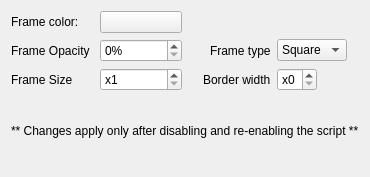
Above: src/contents/ui/config.ui from lliurex/kwin-script-mouseframe before the change. Below: the same form after it.
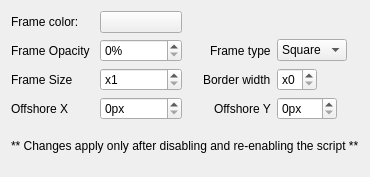
That is the form after the change. Custom widgets are drawn as their Qt base class.

Commit message: Add offshore option

The edit to the form file:
```diff
--- a/src/contents/ui/config.ui
+++ b/src/contents/ui/config.ui
@@ -117,6 +117,47 @@
        </property>
       </widget>
      </item>
+
+   <item row="3" column="0">
+      <widget class="QLabel" name="label">
+       <property name="text">
+        <string>Offshore X</string>
+       </property>
+      </widget>
+     </item>
+   <item row="3" column="1">
+      <widget class="QSpinBox" name="kcfg_OffShoreX">
+       <property name="suffix">
+        <string>px</string>
+       </property>
+       <property name="minimum">
+        <number>0</number>
+       </property>
+       <property name="maximum">
+        <number>128</number>
+       </property>
+      </widget>
+     </item>
+   <item row="3" column="2" alignment="Qt::AlignRight">
+      <widget class="QLabel" name="label">
+       <property name="text">
+        <string>Offshore Y</string>
+       </property>
+      </widget>
+     </item>
+   <item row="3" column="3" alignment="Qt::AlignLeft">
+      <widget class="QSpinBox" name="kcfg_OffShoreY">
+       <property name="suffix">
+        <string>px</string>
+       </property>
+       <property name="minimum">
+        <number>0</number>
+       </property>
+       <property name="maximum">
+        <number>128</number>
+       </property>
+      </widget>
+     </item>
 	<item row="4" column="0" colspan="4" alignment="Qt::AlignCenter">
       <widget class="QLabel" name="label" >
         <property name="text">
```
Left out of the diff: 1 changed line with no effect on the pictures. The commit also changes 2 other files.
